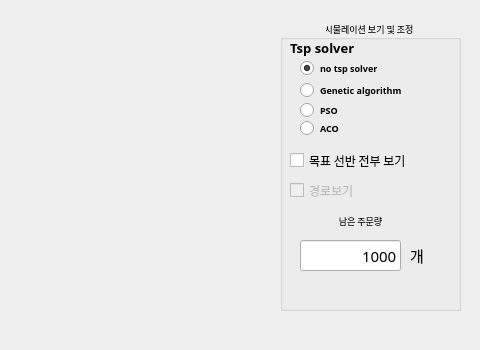
Above: Simulator.ui from JeonHyeongJunKW/warehouse-simulator before the change; both pictures show x 420 to 900 and y 0 to 350 of the 900 by 500 pixel window. Below: the same form after it.
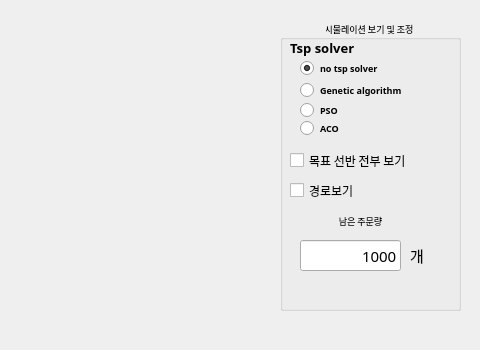
That is the form after the change.

```diff
--- a/Simulator.ui
+++ b/Simulator.ui
@@ -167,7 +167,7 @@
    </widget>
    <widget class="QCheckBox" name="checkBox_viewRoute">
     <property name="enabled">
-     <bool>false</bool>
+     <bool>true</bool>
     </property>
     <property name="geometry">
      <rect>
```
